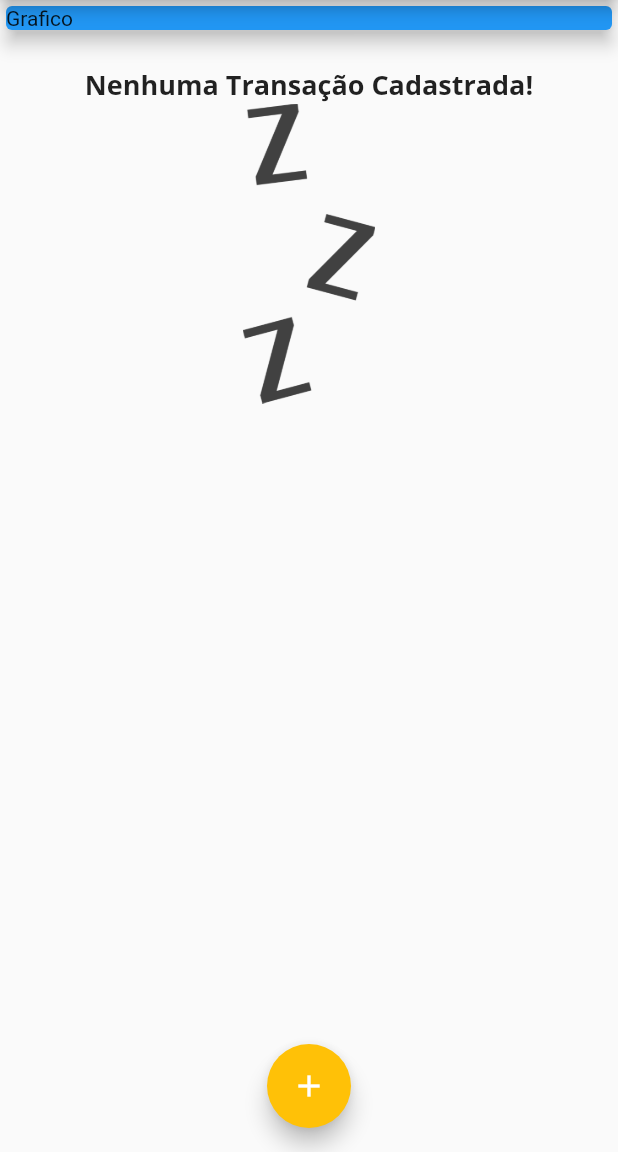
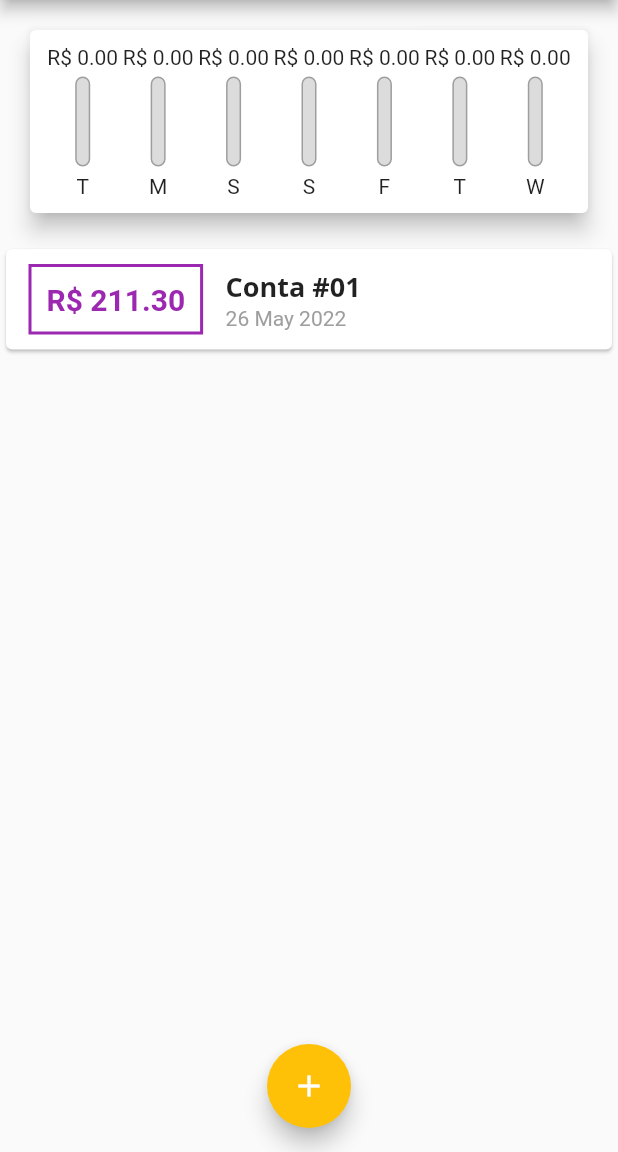
Before and after one commit to AiramCruZ/curso_flutter_cod3r, a Flutter app: the screen it shows after launch, on a phone screen of 412 x 824 dp, the part 84-1236 px from its top. Run offline on Flutter 3.47's test engine with Material 2 defaults, Android fonts, the phone set to English and light mode, and no system bars; missing offline and left inert: dart:ffi.

Commit message:
criando componente chart e chart bar

```diff
--- /dev/null
+++ b/projeto_despesas_pessoais/lib/components/chart.dart
@@ -0,0 +1,69 @@
+import 'package:flutter/material.dart';
+import 'package:intl/intl.dart';
+import 'package:projeto_despesas_pessoais/components/chart_bar.dart';
+
+import '../model/transaction.dart';
+
+class Chart extends StatelessWidget {
+  const Chart({Key? key, required this.recentTransactions}) : super(key: key);
+
+  final List<Transaction> recentTransactions;
+
+  List<Map<String, Object>> get _groupedTransactions {
+    return List.generate(7, (index) {
+      final weekDay = DateTime.now().subtract(
+        Duration(days: index),
+      );
+
+      double totalSum = 0.0;
+
+      for (var i = 0; i < recentTransactions.length; i++) {
+        bool sameDay = recentTransactions[i].date.day == weekDay.day;
+        bool sameMonth = recentTransactions[i].date.month == weekDay.month;
+        bool sameYear = recentTransactions[i].date.year == weekDay.year;
+
+        if (sameDay && sameMonth && sameYear) {
+          totalSum += recentTransactions[i].value;
+        }
+      }
+
+      return {
+        'day': DateFormat.E().format(weekDay)[0],
+        'value': totalSum,
+      };
+    });
+  }
+
+  double get _weekTotalValue {
+    double result = _groupedTransactions.fold(
+        0.0, (sum, item) => sum + (item['value'] as double));
+
+    debugPrint('_weekTotalValue: $result');
+    return result;
+  }
+
+  @override
+  Widget build(BuildContext context) {
+    return Card(
+      elevation: 6,
+      margin: const EdgeInsets.all(20),
+      child: Padding(
+        padding: const EdgeInsets.all(10),
+        child: Row(
+          mainAxisAlignment: MainAxisAlignment.spaceAround,
+          children: _groupedTransactions.map((e) {
+            return Flexible(
+              fit: FlexFit.tight,
+              child: ChartBar(
+                  label: e['day'].toString(),
+                  value: e['value'] as double,
+                  percentage: _weekTotalValue > 0
+                      ? (e['value'] as double) / _weekTotalValue
+                      : 0),
+            );
+          }).toList(),
+        ),
+      ),
+    );
+  }
+}
--- /dev/null
+++ b/projeto_despesas_pessoais/lib/components/chart_bar.dart
@@ -0,0 +1,56 @@
+import 'package:flutter/material.dart';
+
+class ChartBar extends StatelessWidget {
+  const ChartBar(
+      {Key? key,
+      required this.label,
+      required this.value,
+      required this.percentage})
+      : super(key: key);
+
+  final String label;
+  final double value;
+  final double percentage;
+
+  @override
+  Widget build(BuildContext context) {
+    return Column(
+      children: [
+        FittedBox(
+          child: Text('R\$ ${value.toStringAsFixed(2)}'),
+        ),
+        const SizedBox(height: 5),
+        SizedBox(
+          height: 60,
+          width: 10,
+          child: Stack(
+            alignment: Alignment.bottomCenter,
+            children: [
+              Container(
+                decoration: BoxDecoration(
+                  border: Border.all(
+                    color: Colors.grey,
+                    width: 1.0,
+                  ),
+                  color: const Color.fromRGBO(220, 220, 220, 1),
+                  borderRadius: BorderRadius.circular(5),
+                ),
+              ),
+              FractionallySizedBox(
+                heightFactor: percentage,
+                child: Container(
+                  decoration: BoxDecoration(
+                    color: Theme.of(context).colorScheme.primary,
+                    borderRadius: BorderRadius.circular(5),
+                  ),
+                ),
+              )
+            ],
+          ),
+        ),
+        const SizedBox(height: 5),
+        Text(label),
+      ],
+    );
+  }
+}
--- a/projeto_despesas_pessoais/lib/main.dart
+++ b/projeto_despesas_pessoais/lib/main.dart
@@ -1,8 +1,9 @@
 import 'dart:math';
 
 import 'package:flutter/material.dart';
-import 'package:projeto_despesas_pessoais/components/transaction_form.dart';
 
+import 'components/chart.dart';
+import 'components/transaction_form.dart';
 import 'components/transaction_list.dart';
 import 'model/transaction.dart';
 
@@ -51,19 +52,62 @@ class MyHomePage extends StatefulWidget {
 
 class _MyHomePageState extends State<MyHomePage> {
   final List<Transaction> _transactions = [
+    Transaction(
+      id: Random().nextDouble().toString(),
+      title: 'Conta #01',
+      value: 211.30,
+      date: DateTime.now().subtract(const Duration(days: 33)),
+    ),
     // Transaction(
     //   id: Random().nextDouble().toString(),
-    //   title: 'Conta #01',
-    //   value: 211.30,
-    //   date: DateTime.now(),
+    //   title: 'Conta #02',
+    //   value: 200,
+    //   date: DateTime.now().subtract(const Duration(days: 2)),
     // ),
     // Transaction(
     //   id: Random().nextDouble().toString(),
-    //   title: 'Conta #02',
-    //   value: 211.30,
-    //   date: DateTime.now(),
+    //   title: 'Conta #03',
+    //   value: 300,
+    //   date: DateTime.now().subtract(const Duration(days: 3)),
+    // ),
+    // Transaction(
+    //   id: Random().nextDouble().toString(),
+    //   title: 'Conta #04',
+    //   value: 400,
+    //   date: DateTime.now().subtract(const Duration(days: 4)),
+    // ),
+    // Transaction(
+    //   id: Random().nextDouble().toString(),
+    //   title: 'Conta #05',
+    //   value: 500,
+    //   date: DateTime.now().subtract(const Duration(days: 5)),
+    // ),
+    // Transaction(
+    //   id: Random().nextDouble().toString(),
+    //   title: 'Conta #06',
+    //   value: 600,
+    //   date: DateTime.now().subtract(const Duration(days: 6)),
+    // ),
+    // Transaction(
+    //   id: Random().nextDouble().toString(),
+    //   title: 'Conta #07',
+    //   value: 700,
+    //   date: DateTime.now().subtract(const Duration(days: 7)),
+    // ),
+    // Transaction(
+    //   id: Random().nextDouble().toString(),
+    //   title: 'Conta #08',
+    //   value: 800,
+    //   date: DateTime.now().subtract(const Duration(days: 8)),
     // ),
   ];
+
+  List<Transaction> get _recentTransactions {
+    return _transactions
+        .where((element) =>
+            element.date.isAfter(DateTime.now().subtract(Duration(days: 7))))
+        .toList();
+  }
 
   _addTransactions(String title, double value) {
     final newTransaction = Transaction(
@@ -104,11 +148,9 @@ class _MyHomePageState extends State<MyHomePage> {
         child: Column(
           crossAxisAlignment: CrossAxisAlignment.stretch,
           children: [
-            const SizedBox(
-              child: Card(
-                color: Colors.blue,
-                elevation: 5,
-                child: Text("Grafico"),
+            SizedBox(
+              child: Chart(
+                recentTransactions: _recentTransactions,
               ),
             ),
             TransactionsList(transactions: _transactions),
```
